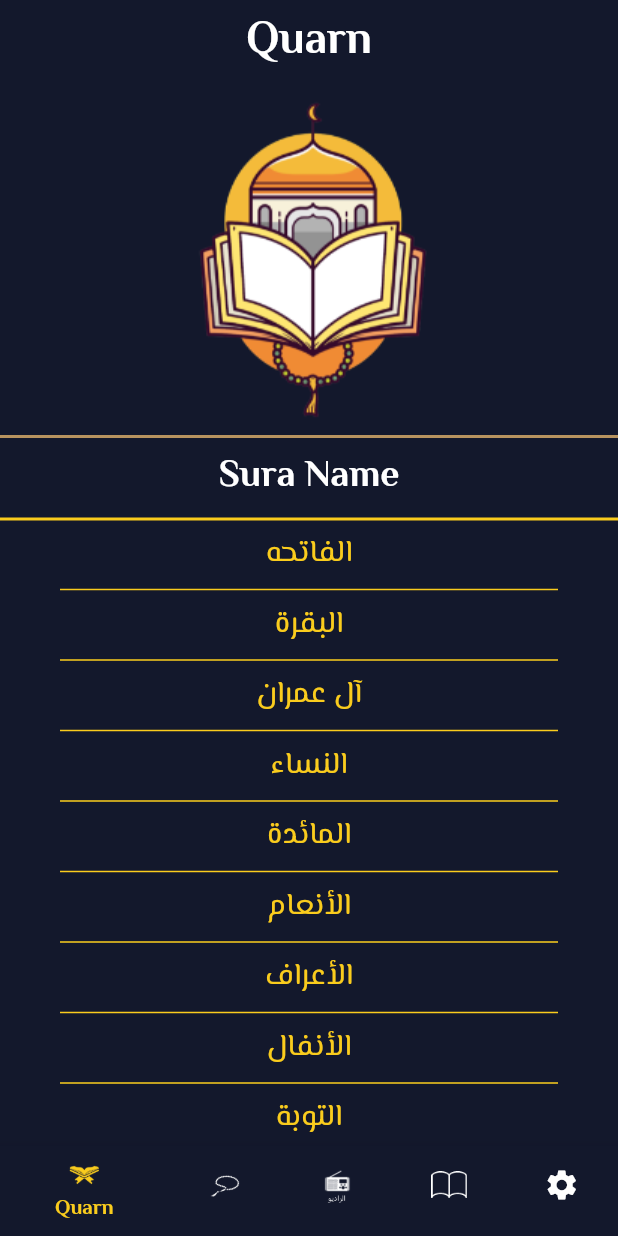
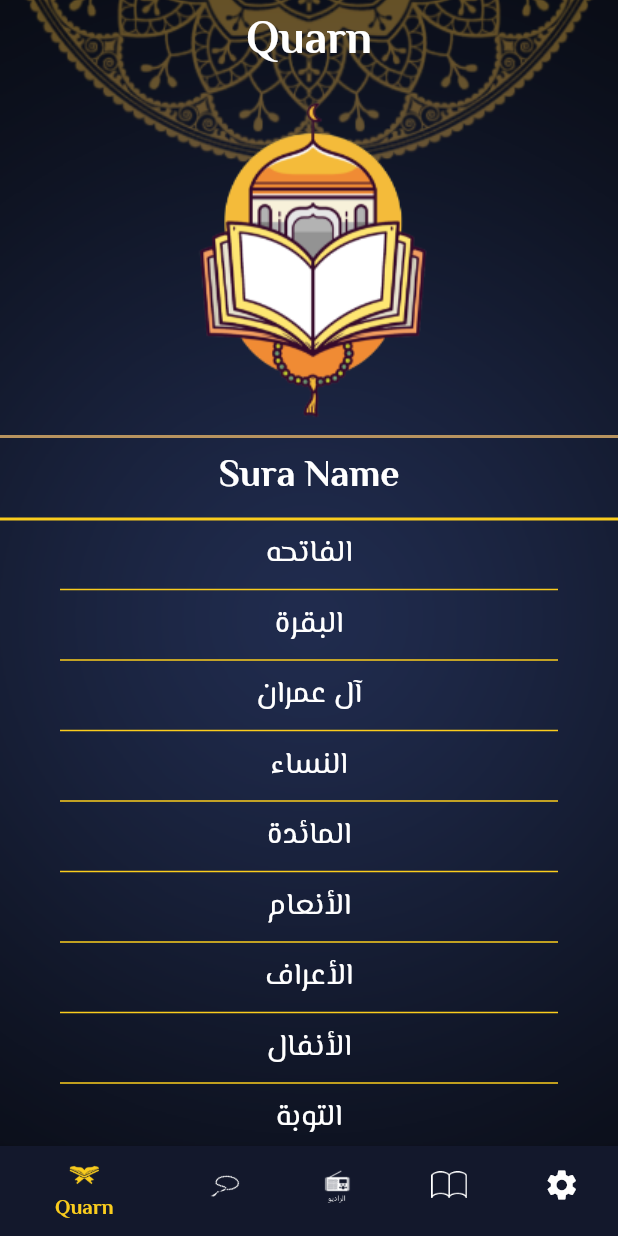
Before and after one commit to osamaromeh10/islamiapp, a Flutter app: the screen it shows after launch, on a phone screen of 412 x 824 dp. Run offline on Flutter 3.47's test engine with Material 2 defaults, Android fonts, the phone set to English and light mode, and no system bars; our stand-ins replace google_fonts.

Commit message:
add dark theme and enable this Finish Dark Mode

```diff
--- a/lib/home.dart
+++ b/lib/home.dart
@@ -29,7 +29,7 @@ class _HomeScreenState extends State<HomeScreen> {
   Widget build(BuildContext context) {
     return Stack(children: [
       Image.asset(
-        "assets/images/background.png",
+        "assets/images/darkback.png",
         width: double.infinity,
         height: double.infinity,
         fit: BoxFit.cover,
--- a/lib/my_Theme_Data.dart
+++ b/lib/my_Theme_Data.dart
@@ -49,7 +49,7 @@ class MyThemeData {
 
   );
   static ThemeData darkTheme = ThemeData(
-      scaffoldBackgroundColor: PrimaryColorDark,
+      scaffoldBackgroundColor: Colors.transparent,
       appBarTheme:  AppBarTheme(
         iconTheme: IconThemeData(color: PrimaryColorDark,),
         color: Colors.transparent,
--- a/lib/tabs/quarn_tab.dart
+++ b/lib/tabs/quarn_tab.dart
@@ -158,7 +158,9 @@ class QuarnTab extends StatelessWidget {
                     },
                     child: Text(
                       suraNames[index],
-                      style: Theme.of(context).textTheme.bodySmall,
+                      style: Theme.of(context).textTheme.bodySmall!.copyWith(
+                        color: MyThemeData.whiteColor
+                      ),
                     ),
                   ),
                 );
```
Also changed, not shown: lib/tabs/srua_details.dart (+4 -3 lines), assets/images/2.0x/darkback@2x.png (added), assets/images/3.0x/darkback@3x.png (added), assets/images/background dark.png (deleted), assets/images/darkback.png (added).
